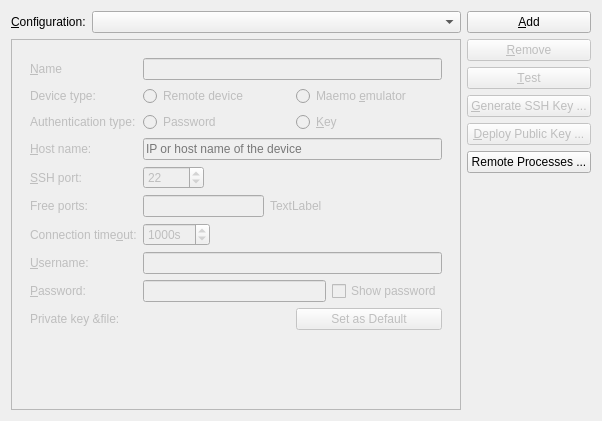
Above: src/plugins/qt4projectmanager/qt-maemo/maemodeviceconfigurationssettingswidget.ui from qt-creator/qt-creator before the change. Below: the same form after it.
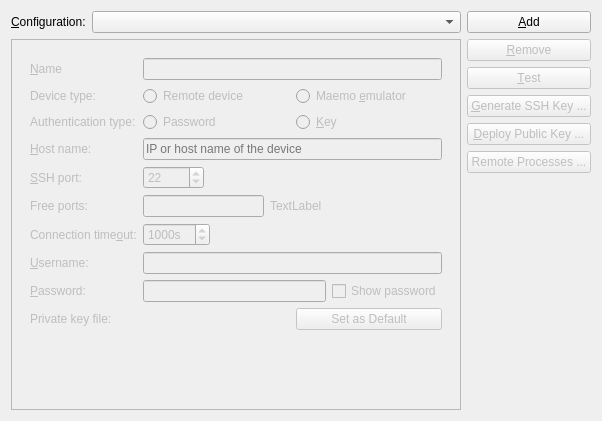
That is the form after the change. Custom widgets are drawn as their Qt base class.

Commit message:
Maemo: Configuration dialog fixes.
- Disable "Remote Processes" button when no entry is selected.
- Fix some keyboard shortcuts.

```diff
--- a/src/plugins/qt4projectmanager/qt-maemo/maemodeviceconfigurationssettingswidget.ui
+++ b/src/plugins/qt4projectmanager/qt-maemo/maemodeviceconfigurationssettingswidget.ui
@@ -325,7 +325,7 @@
            <item row="9" column="0">
             <widget class="QLabel" name="keyLabel">
              <property name="text">
-              <string>Private key &amp;file:</string>
+              <string>Private key file:</string>
              </property>
             </widget>
            </item>
@@ -402,6 +402,9 @@
      </item>
      <item>
       <widget class="QPushButton" name="remoteProcessesButton">
+       <property name="enabled">
+        <bool>false</bool>
+       </property>
        <property name="text">
         <string>Remote Processes ...</string>
        </property>
```
Left out of the diff: 16 changed lines with no effect on the pictures. The commit also changes 2 other files.
